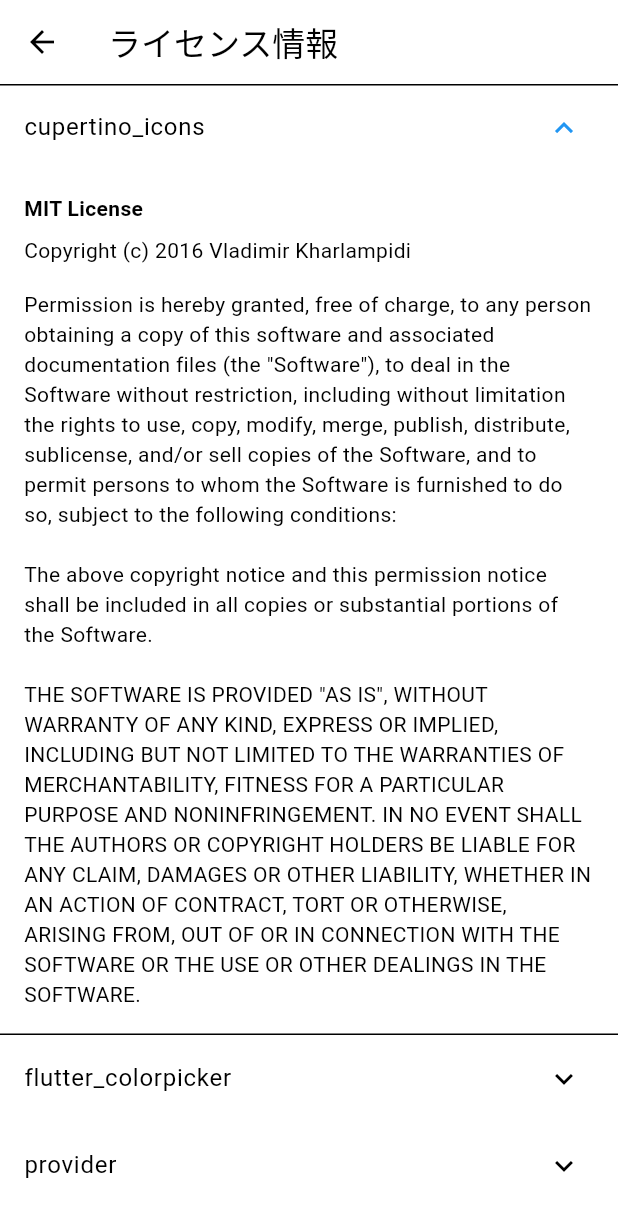
After one commit to OMEGA-himajin/remind-dev, a Flutter app: the CustomLicensePage screen opened directly, after a tap on "cupertino_icons", on a phone screen of 412 x 824 dp. The commit adds this screen. Shown: the top 1217 px of the screen. Run offline on Flutter 3.47's test engine with Material 3 defaults, Android fonts, the phone set to English and light mode, and no system bars; our stand-ins replace cloud_firestore, firebase_auth, firebase_core, flutter_blue_plus, flutter_colorpicker, geolocator and 4 more; accounts and stored records are empty; network calls fail; Roboto replaces fonts that are missing (NotoSansJP).

Commit message:
たぶんらいせんすできた

```diff
--- a/lib/main.dart
+++ b/lib/main.dart
@@ -8,6 +8,7 @@ import 'package:firebase_core/firebase_core.dart';
 import 'firebase_options.dart';
 import 'screens/welcome.dart';
 import 'package:firebase_auth/firebase_auth.dart';
+import 'screens/license.dart';
 
 String uid = '';
 void main() async {
@@ -323,8 +324,23 @@ class _MyStatefulWidgetState extends State<MyStatefulWidget> {
             padding: const EdgeInsets.symmetric(horizontal: 16.0),
             child: Text('ユーザーUID: $uid'),
           ),
+          ListTile(
+            leading: Icon(Icons.info_outline),
+            title: Text('ライセンス情報'),
+            onTap: () {
+              Navigator.pop(context); // Close the drawer
+              _showLicenses(context);
+            },
+          ),
         ],
       ),
     );
   }
+
+  void _showLicenses(BuildContext context) {
+    Navigator.push(
+      context,
+      MaterialPageRoute(builder: (context) => LicensePage()),
+    );
+  }
 }
--- /dev/null
+++ b/lib/screens/license.dart
@@ -0,0 +1,80 @@
+import 'package:flutter/material.dart';
+
+class CustomLicensePage extends StatelessWidget {
+  const CustomLicensePage({Key? key}) : super(key: key);
+
+  @override
+  Widget build(BuildContext context) {
+    return Scaffold(
+      appBar: AppBar(
+        title: Text('ライセンス情報'),
+      ),
+      body: ListView(
+        children: [
+          _buildLicenseSection(
+            'cupertino_icons',
+            'MIT License',
+            'Copyright (c) 2016 Vladimir Kharlampidi',
+          ),
+          _buildLicenseSection(
+            'flutter_colorpicker',
+            'MIT License',
+            'Copyright (c) 2021 fuyumi',
+          ),
+          _buildLicenseSection(
+            'provider',
+            'MIT License',
+            'Copyright (c) 2019 Remi Rousselet',
+          ),
+          _buildLicenseSection(
+            'geolocator',
+            'MIT License',
+            'Copyright (c) 2018 Baseflow',
+          ),
+          _buildLicenseSection(
+            'sign_in_button',
+            'MIT License',
+            'Copyright (C) 2018, Zayn Jarvis',
+          ),
+        ],
+      ),
+    );
+  }
+
+  Widget _buildLicenseSection(
+      String packageName, String licenseType, String copyrightNotice) {
+    return ExpansionTile(
+      title: Text(packageName),
+      children: [
+        Padding(
+          padding: const EdgeInsets.all(16.0),
+          child: Column(
+            crossAxisAlignment: CrossAxisAlignment.start,
+            children: [
+              Text(licenseType, style: TextStyle(fontWeight: FontWeight.bold)),
+              SizedBox(height: 8),
+              Text(copyrightNotice),
+              SizedBox(height: 16),
+              Text(
+                  'Permission is hereby granted, free of charge, to any person obtaining a copy '
+                  'of this software and associated documentation files (the "Software"), to deal '
+                  'in the Software without restriction, including without limitation the rights '
+                  'to use, copy, modify, merge, publish, distribute, sublicense, and/or sell '
+                  'copies of the Software, and to permit persons to whom the Software is '
+                  'furnished to do so, subject to the following conditions:\n\n'
+                  'The above copyright notice and this permission notice shall be included in all '
+                  'copies or substantial portions of the Software.\n\n'
+                  'THE SOFTWARE IS PROVIDED "AS IS", WITHOUT WARRANTY OF ANY KIND, EXPRESS OR '
+                  'IMPLIED, INCLUDING BUT NOT LIMITED TO THE WARRANTIES OF MERCHANTABILITY, '
+                  'FITNESS FOR A PARTICULAR PURPOSE AND NONINFRINGEMENT. IN NO EVENT SHALL THE '
+                  'AUTHORS OR COPYRIGHT HOLDERS BE LIABLE FOR ANY CLAIM, DAMAGES OR OTHER '
+                  'LIABILITY, WHETHER IN AN ACTION OF CONTRACT, TORT OR OTHERWISE, ARISING FROM, '
+                  'OUT OF OR IN CONNECTION WITH THE SOFTWARE OR THE USE OR OTHER DEALINGS IN THE '
+                  'SOFTWARE.'),
+            ],
+          ),
+        ),
+      ],
+    );
+  }
+}
--- a/pubspec.yaml
+++ b/pubspec.yaml
@@ -8,11 +8,10 @@ environment:
 dependencies:
   flutter:
     sdk: flutter
-  path_provider: ^2.0.9
+  path_provider: ^2.1.4
   cupertino_icons: ^1.0.6
   table_calendar: ^3.1.0
   shared_preferences: ^2.0.15
-  shared_preferences_web: ^2.3.0
   flutter_colorpicker: ^1.0.3
   intl: 0.19.0
   provider: ^6.0.0
@@ -20,7 +19,6 @@ dependencies:
   firebase_core: ^3.2.0
   cloud_firestore: ^5.2.1
   firebase_auth: ^5.1.4
-  device_info_plus: ^10.1.1
   geolocator: ^12.0.0
   google_sign_in: ^6.2.1
   google_sign_in_web: ^0.12.4+2
```
Also changed, not shown: pubspec.lock, 1 other file.
